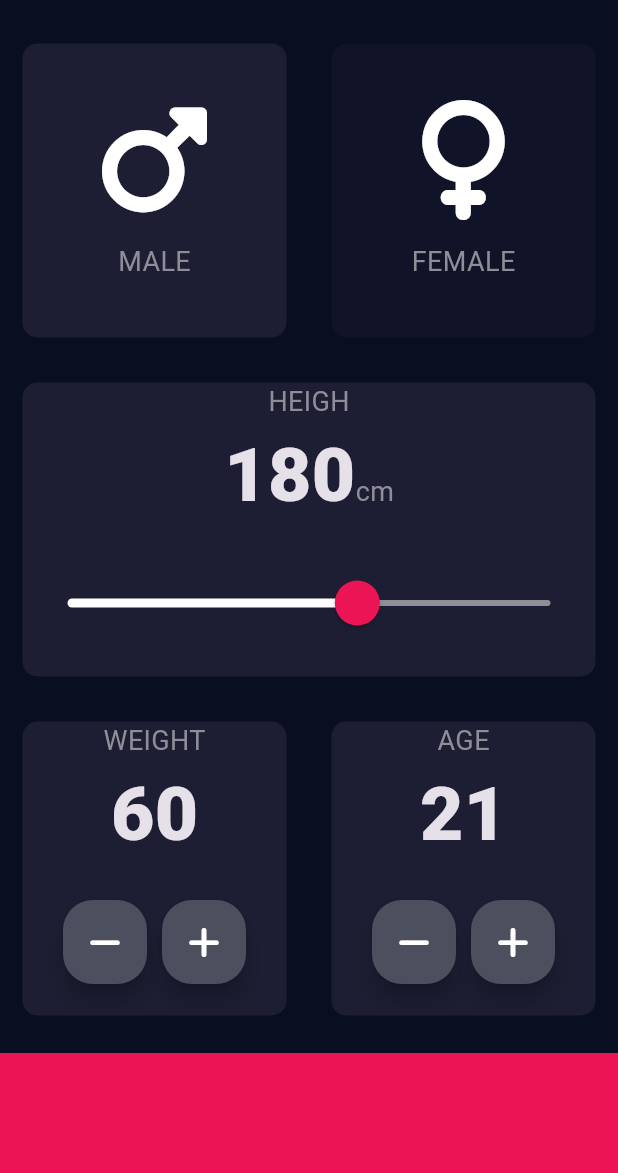
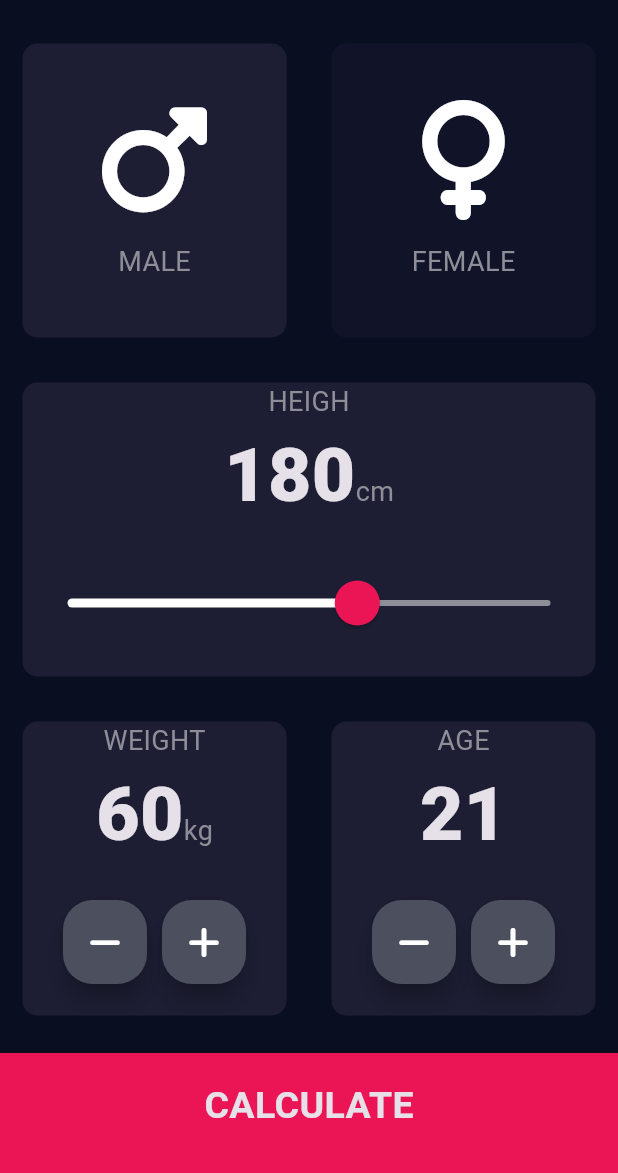
Before and after one commit to sannlwinmoe03/BMI_Calculator, a Flutter app: the screen it shows after launch, on a phone screen of 412 x 824 dp, the part 63-1236 px from its top. Run offline on Flutter 3.47's test engine with Material 3 defaults, Android fonts, the phone set to English and light mode, and no system bars; our stand-ins replace font_awesome_flutter.

Commit message:
final commit

```diff
--- /dev/null
+++ b/lib/components/bottom_button.dart
@@ -0,0 +1,28 @@
+import 'package:flutter/material.dart';
+import '../constants.dart';
+
+class BottomButton extends StatelessWidget {
+  BottomButton({required this.onTap, required this.buttonTitle});
+  final VoidCallback onTap;
+  final String buttonTitle;
+
+  @override
+  Widget build(BuildContext context) {
+    return GestureDetector(
+      onTap: onTap,
+      child: Container(
+        child: Center(
+          child: Text(
+            buttonTitle,
+            style: kLargeButtonTextStyle,
+          ),
+        ),
+        color: kBottomContainerColour,
+        padding: EdgeInsets.only(bottom: 10.0),
+        margin: EdgeInsets.only(top: 10.0),
+        width: double.infinity,
+        height: kButtonContainerHeight,
+      ),
+    );
+  }
+}
--- a/lib/icon_content.dart
+++ b/lib/components/icon_content.dart
@@ -1,5 +1,5 @@
 import 'package:flutter/material.dart';
-import 'constants.dart';
+import '../constants.dart';
 
 class IconContent extends StatelessWidget {
   IconContent({required this.icons, required this.labels});
--- /dev/null
+++ b/lib/components/round_icon_button.dart
@@ -0,0 +1,23 @@
+import 'package:flutter/material.dart';
+import '../constants.dart';
+
+class RoundIconButton extends StatelessWidget {
+  RoundIconButton({required this.icon, required this.onPressed});
+
+  final IconData icon;
+  final VoidCallback onPressed;
+  @override
+  Widget build(BuildContext context) {
+    return RawMaterialButton(
+      onPressed: onPressed,
+      child: Icon(icon),
+      elevation: 6.0,
+      constraints: BoxConstraints.tightFor(
+        width: 56.0,
+        height: 56.0,
+      ),
+      shape: RoundedRectangleBorder(borderRadius: BorderRadius.circular(20.0)),
+      fillColor: Color(0xFF4c4f5e),
+    );
+  }
+}
--- a/lib/main.dart
+++ b/lib/main.dart
@@ -1,5 +1,5 @@
 import 'package:flutter/material.dart';
-import 'input_page.dart';
+import 'screens/input_page.dart';
 
 void main() => runApp(BMICalculator());
 
--- a/lib/input_page.dart
+++ b/lib/screens/input_page.dart
@@ -1,8 +1,12 @@
 import 'package:flutter/material.dart';
 import 'package:font_awesome_flutter/font_awesome_flutter.dart';
-import 'icon_content.dart';
-import 'reusable_card.dart';
-import 'constants.dart';
+import '../components/icon_content.dart';
+import '../components/reusable_card.dart';
+import '../constants.dart';
+import 'results_page.dart';
+import '../components/bottom_button.dart';
+import '../components/round_icon_button.dart';
+import 'package:bmi_calculator_flutter/calculator_brain.dart';
 
 enum Gender {
   male,
@@ -87,7 +91,7 @@ class _InputPageState extends State<InputPage> {
                       Text(
                         'cm',
                         style: kLabelTextStyle,
-                      )
+                      ),
                     ],
                   ),
                   Expanded(
@@ -133,10 +137,20 @@ class _InputPageState extends State<InputPage> {
                           'WEIGHT',
                           style: kLabelTextStyle,
                         ),
-                        Text(
-                          weight.toString(),
-                          style: kNumberTextStyle,
-                        ),
+                        Row(
+                            textBaseline: TextBaseline.alphabetic,
+                            crossAxisAlignment: CrossAxisAlignment.baseline,
+                            mainAxisAlignment: MainAxisAlignment.center,
+                            children: [
+                              Text(
+                                weight.toString(),
+                                style: kNumberTextStyle,
+                              ),
+                              Text(
+                                'kg',
+                                style: kLabelTextStyle,
+                              ),
+                            ]),
                         Expanded(
                           child: Row(
                             mainAxisAlignment: MainAxisAlignment.center,
@@ -215,35 +229,24 @@ class _InputPageState extends State<InputPage> {
               ],
             ),
           ),
-          Container(
-            color: kBottomContainerColour,
-            margin: EdgeInsets.only(top: 10.0),
-            width: double.infinity,
-            height: kButtonContainerHeight,
+          BottomButton(
+            onTap: () {
+              CalculatorBrain calc =
+                  CalculatorBrain(height: height, weight: weight);
+
+              Navigator.push(
+                  context,
+                  MaterialPageRoute(
+                      builder: (context) => ResultsPage(
+                            bmiResult: calc.calculateBMI(),
+                            bmiText: calc.getResult(),
+                            interpretation: calc.getInterpretation(),
+                          )));
+            },
+            buttonTitle: 'CALCULATE',
           ),
         ],
       ),
     );
   }
 }
-
-class RoundIconButton extends StatelessWidget {
-  RoundIconButton({required this.icon, required this.onPressed});
-
-  final IconData icon;
-  final VoidCallback onPressed;
-  @override
-  Widget build(BuildContext context) {
-    return RawMaterialButton(
-      onPressed: onPressed,
-      child: Icon(icon),
-      elevation: 6.0,
-      constraints: BoxConstraints.tightFor(
-        width: 56.0,
-        height: 56.0,
-      ),
-      shape: RoundedRectangleBorder(borderRadius: BorderRadius.circular(20.0)),
-      fillColor: Color(0xFF4c4f5e),
-    );
-  }
-}
```
Also changed, not shown: lib/calculator_brain.dart (added, +38 -0 lines), lib/constants.dart (+25 -0 lines), lib/screens/results_page.dart (added, +66 -0 lines), lib/components/reusable_card.dart (renamed from lib/reusable_card.dart).
